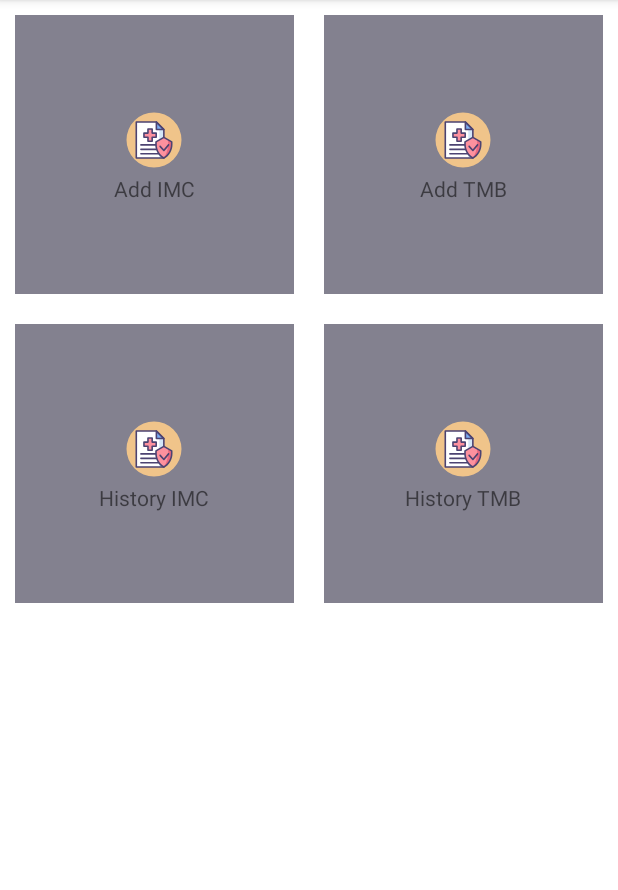
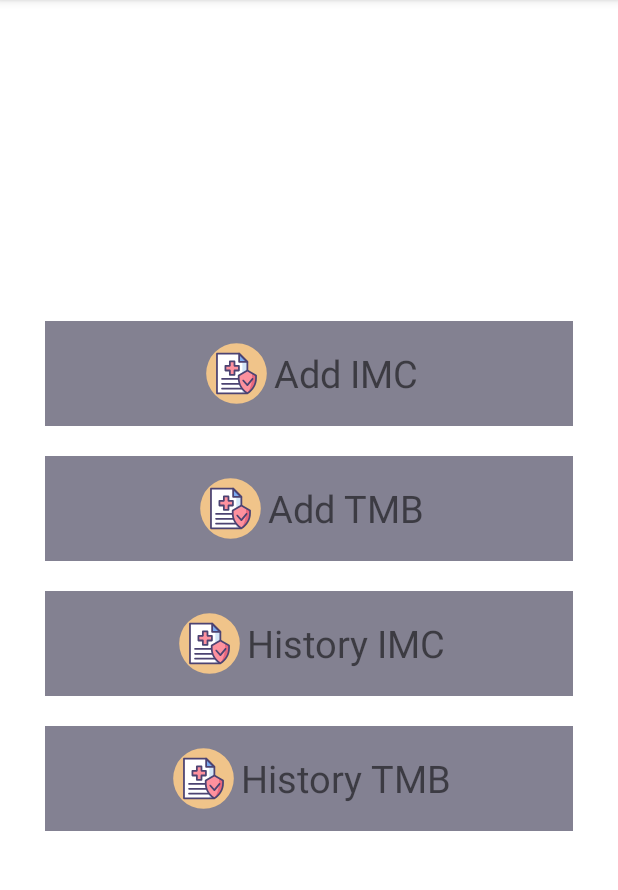
Before and after one commit to fillipe-miguel/Fitness_Tracker_App1, an Android app: the screen it shows after launch (MainActivity), on a phone screen of 412 x 824 dp, the part 84-974 px from its top. Run offline under Robolectric (Android 15) with nearby library versions, the phone set to English and light mode, and no system bars; our stand-ins replace Room's generated code.

Commit message:
Mudando o estilo da tela principal

```diff
--- a/app/src/main/java/br/com/example/fitnesstracker/MainActivity.kt
+++ b/app/src/main/java/br/com/example/fitnesstracker/MainActivity.kt
@@ -11,6 +11,7 @@ import android.widget.ImageView
 import android.widget.LinearLayout
 import android.widget.TextView
 import androidx.recyclerview.widget.GridLayoutManager
+import androidx.recyclerview.widget.LinearLayoutManager
 import androidx.recyclerview.widget.RecyclerView
 
 class MainActivity : AppCompatActivity() {
@@ -30,7 +31,7 @@ class MainActivity : AppCompatActivity() {
 				id = 1,
 				drawableId = R.drawable.ic_reshot_icon_health,
 				textStringId = R.string.label_imc,
-				color = R.color.FFF0C48A
+				color = R.color.purple_500
 			)
 		)
 
@@ -39,7 +40,7 @@ class MainActivity : AppCompatActivity() {
 				id = 2,
 				drawableId = R.drawable.ic_reshot_icon_health,
 				textStringId = R.string.label_tmb,
-				color = R.color.FFF0C48A
+				color = R.color.purple_700
 			)
 		)
 
@@ -48,7 +49,7 @@ class MainActivity : AppCompatActivity() {
 				id = 3,
 				drawableId = R.drawable.ic_reshot_icon_health,
 				textStringId = R.string.label_history_imc,
-				color = R.color.FFF0C48A
+				color = R.color.purple_500
 			)
 		)
 
@@ -57,13 +58,13 @@ class MainActivity : AppCompatActivity() {
 				id = 4,
 				drawableId = R.drawable.ic_reshot_icon_health,
 				textStringId = R.string.label_history_tmb,
-				color = R.color.FFF0C48A
+				color = R.color.purple_700
 			)
 		)
 
 		rvMain = findViewById(R.id.rv_main)
 
-		rvMain.adapter = MainAdapter(listOfItems){
+		rvMain.adapter = MainAdapter(listOfItems) {
 			when (it) {
 				1 -> {
 					Log.d("click", it.toString())
@@ -87,7 +88,7 @@ class MainActivity : AppCompatActivity() {
 			}
 		}
 
-		rvMain.layoutManager = GridLayoutManager(this, 2)
+		rvMain.layoutManager = LinearLayoutManager(this)
 
 	}
 
--- a/app/src/main/res/layout/activity_main.xml
+++ b/app/src/main/res/layout/activity_main.xml
@@ -1,5 +1,6 @@
 <?xml version="1.0" encoding="utf-8"?>
-<androidx.appcompat.widget.LinearLayoutCompat xmlns:android="http://schemas.android.com/apk/res/android"
+<androidx.constraintlayout.widget.ConstraintLayout xmlns:android="http://schemas.android.com/apk/res/android"
+    xmlns:app="http://schemas.android.com/apk/res-auto"
     xmlns:tools="http://schemas.android.com/tools"
 
     android:layout_width="match_parent"
@@ -12,6 +13,10 @@
         android:id="@+id/rv_main"
 
         android:layout_width="match_parent"
-        android:layout_height="match_parent" />
+        android:layout_height="wrap_content"
+        app:layout_constraintBottom_toBottomOf="parent"
+        app:layout_constraintEnd_toEndOf="parent"
+        app:layout_constraintStart_toStartOf="parent"
+        app:layout_constraintTop_toTopOf="parent" />
 
-</androidx.appcompat.widget.LinearLayoutCompat>
+</androidx.constraintlayout.widget.ConstraintLayout>
--- a/app/src/main/res/layout/main_item.xml
+++ b/app/src/main/res/layout/main_item.xml
@@ -1,6 +1,5 @@
 <?xml version="1.0" encoding="utf-8"?>
-<androidx.constraintlayout.widget.ConstraintLayout
-    xmlns:android="http://schemas.android.com/apk/res/android"
+<androidx.constraintlayout.widget.ConstraintLayout xmlns:android="http://schemas.android.com/apk/res/android"
     xmlns:app="http://schemas.android.com/apk/res-auto"
     android:layout_width="match_parent"
     android:layout_height="wrap_content"
@@ -10,21 +9,26 @@
 
         android:id="@+id/item_container"
 
-        android:layout_width="match_parent"
-        android:layout_height="0dp"
-        android:background="@color/FFF0C48A"
+        android:layout_width="0dp"
+        android:layout_height="wrap_content"
+        android:layout_marginStart="20dp"
+        android:layout_marginLeft="20dp"
+        android:layout_marginEnd="20dp"
+        android:layout_marginRight="20dp"
         android:gravity="center"
-        android:orientation="vertical"
+        android:orientation="horizontal"
         android:padding="10dp"
+        app:layout_constraintEnd_toEndOf="parent"
+        app:layout_constraintStart_toStartOf="parent"
+        app:layout_constraintTop_toTopOf="parent"
 
-        app:layout_constraintDimensionRatio="1:1"
-        app:layout_constraintTop_toTopOf="parent">
+        >
 
         <ImageView
             android:id="@+id/item_img_icon"
 
-            android:layout_width="45dp"
-            android:layout_height="45dp"
+            android:layout_width="50dp"
+            android:layout_height="50dp"
             android:contentDescription="@string/imc_icon_description"
             android:src="@drawable/ic_reshot_icon_health" />
 
@@ -33,7 +37,8 @@
 
             android:layout_width="wrap_content"
             android:layout_height="wrap_content"
-            android:text="@string/label_imc" />
+            android:text="@string/label_imc"
+            android:textSize="25sp" />
 
     </LinearLayout>
 
```
